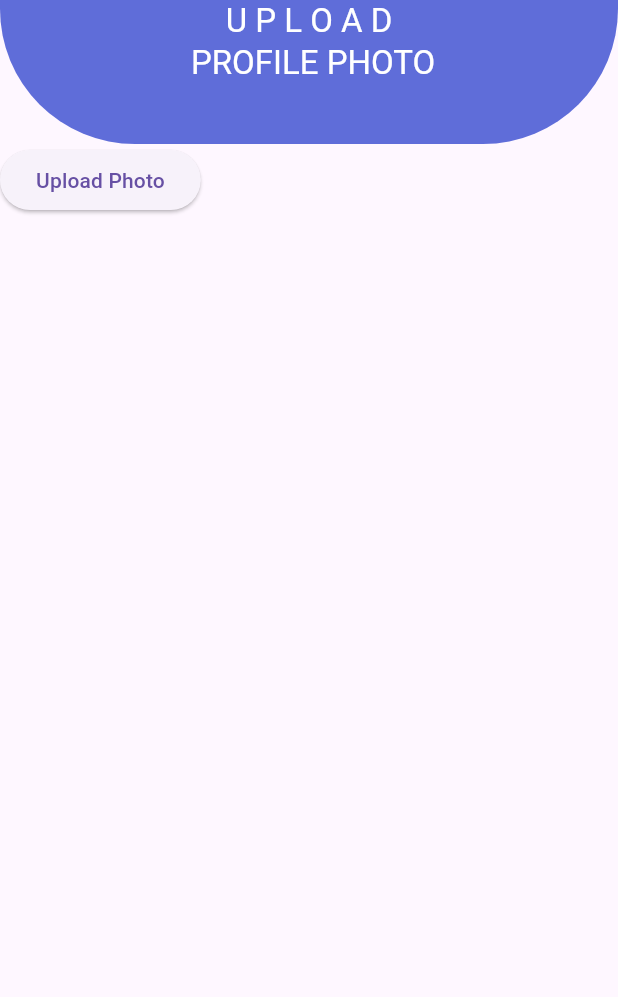
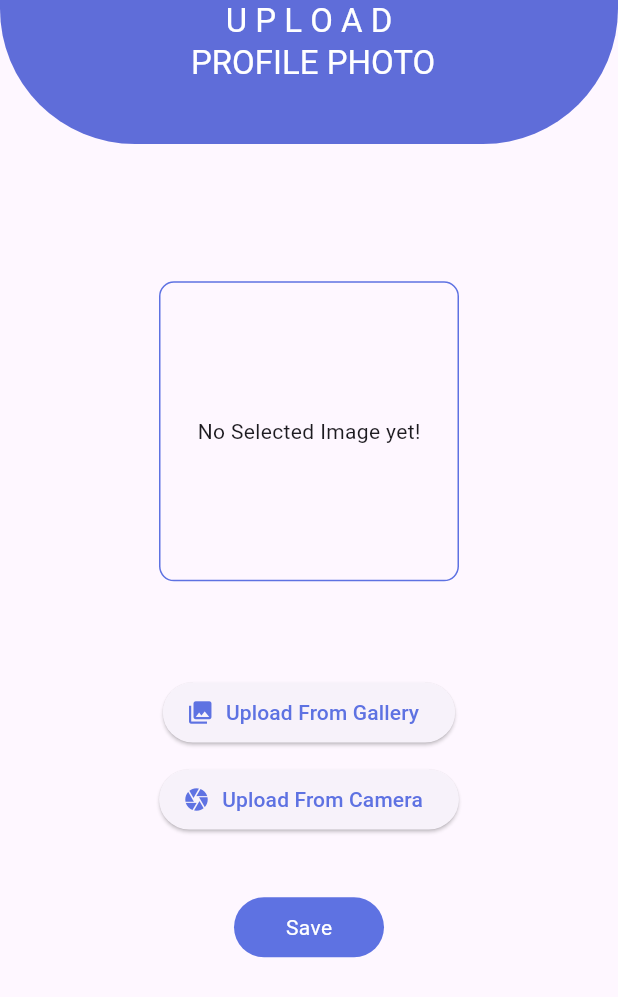
Before and after one commit to HozaifaJohar/career_compass, a Flutter app: the screen it shows after launch, on a phone screen of 412 x 824 dp. Shown: the top 997 px of the screen. Run offline on Flutter 3.47's test engine with Material 3 defaults, Android fonts, the phone set to English and light mode, and no system bars; our stand-ins replace curved_navigation_bar, image_picker.

Commit message:
upload screen in employee section....

```diff
--- a/lib/screens/employee_screens/drawer_employee_screens/uploadPhoto_employee.dart
+++ b/lib/screens/employee_screens/drawer_employee_screens/uploadPhoto_employee.dart
@@ -12,17 +12,36 @@ class UploadPhotoEmployee extends StatefulWidget {
 }
 
 class _UploadPhotoEmployeeState extends State<UploadPhotoEmployee> {
-  late File file;
+  File? _file;
 
-  Future pickerImage() async {
-    final myFile = await ImagePicker().pickImage(source: ImageSource.gallery);
+  Future pickerImageFromGallery() async {
+    final returnedImage =
+        await ImagePicker().pickImage(source: ImageSource.gallery);
+    if (returnedImage == null) return;
     setState(() {
-      file = File(myFile!.path);
+      _file = File(returnedImage!.path);
+    });
+  }
+
+  Future pickerImageFromCamera() async {
+    final returnedImage =
+        await ImagePicker().pickImage(source: ImageSource.camera);
+    if (returnedImage == null) return;
+    setState(() {
+      _file = File(returnedImage!.path);
+    });
+  }
+
+  void _cancelImage() {
+    setState(() {
+      _file = null;
     });
   }
 
   @override
   Widget build(BuildContext context) {
+    final screenHeight = MediaQuery.of(context).size.height;
+    final screenWidth = MediaQuery.of(context).size.width;
     return Scaffold(
       appBar: AppBar(
         elevation: 15,
@@ -43,10 +62,108 @@ class _UploadPhotoEmployeeState extends State<UploadPhotoEmployee> {
             preferredSize: Size.fromHeight(40), child: SizedBox()),
         iconTheme: const IconThemeData(color: Colors.white),
       ),
-      body: Column(
-        children: [
-          ElevatedButton(onPressed: pickerImage, child: Text('Upload Photo')),
-        ],
+      body: SingleChildScrollView(
+        child: Column(
+          children: [
+            SizedBox(
+              height: screenHeight / 9,
+            ),
+            _file != null
+                ? Stack(
+                    children: [
+                      Center(
+                        child: Image.file(
+                          _file!,
+                          height: 200,
+                          width: 200,
+                          fit: BoxFit.cover,
+                        ),
+                      ),
+                      Positioned(
+                        top: screenHeight / 70,
+                        right: screenWidth / 3.5,
+                        child: GestureDetector(
+                          onTap: _cancelImage,
+                          child: Container(
+                            decoration: BoxDecoration(
+                              color: AppColors.mainColor.withOpacity(0.5),
+                              shape: BoxShape.circle,
+                            ),
+                            child: const Icon(
+                              Icons.close,
+                              color: Colors.white,
+                              size: 20,
+                            ),
+                          ),
+                        ),
+                      ),
+                    ],
+                  )
+                : Center(
+                    child: Container(
+                      height: 200,
+                      width: 200,
+                      decoration: BoxDecoration(
+                        border: Border.all(
+                          color: AppColors.mainColor,
+                        ),
+                        borderRadius: BorderRadius.circular(10),
+                      ),
+                      child:
+                          const Center(child: Text('No Selected Image yet!')),
+                    ),
+                  ),
+            SizedBox(
+              height: screenHeight / 13,
+            ),
+            ElevatedButton.icon(
+              onPressed: pickerImageFromGallery,
+              icon: Icon(
+                Icons.photo_library,
+                color: AppColors.mainColor,
+              ),
+              label: Text(
+                'Upload From Gallery',
+                style: TextStyle(color: AppColors.mainColor),
+              ),
+            ),
+            const SizedBox(
+              height: 10,
+            ),
+            ElevatedButton.icon(
+              onPressed: pickerImageFromCamera,
+              icon: Icon(
+                Icons.camera,
+                color: AppColors.mainColor,
+              ),
+              label: Text(
+                'Upload From Camera',
+                style: TextStyle(color: AppColors.mainColor),
+              ),
+            ),
+            SizedBox(
+              height: screenHeight / 20,
+            ),
+            GestureDetector(
+              onTap: () {},
+              child: Container(
+                width: 100,
+                height: 40,
+                decoration: BoxDecoration(
+                    color: AppColors.mainColor,
+                    borderRadius: BorderRadius.circular(50)),
+                child: const Center(
+                  child: Text(
+                    'Save',
+                    style: TextStyle(
+                      color: Colors.white,
+                    ),
+                  ),
+                ),
+              ),
+            ),
+          ],
+        ),
       ),
     );
   }
--- a/lib/screens/login.dart
+++ b/lib/screens/login.dart
@@ -22,7 +22,7 @@ class LoginScreen extends StatelessWidget {
             width: 350,
             decoration: BoxDecoration(
               borderRadius: BorderRadius.circular(20),
-              color: AppColors.grey,
+              color: Colors.grey[300],
             ),
             child: Padding(
               padding: const EdgeInsets.only(top: 40, right: 20, left: 20),
@@ -112,7 +112,7 @@ class LoginScreen extends StatelessWidget {
             right: 140,
             child: CircleAvatar(
               radius: 40,
-              backgroundColor: AppColors.grey,
+              backgroundColor: Colors.grey[350],
               child: const Icon(Icons.person_2_sharp),
             ),
           )
```
